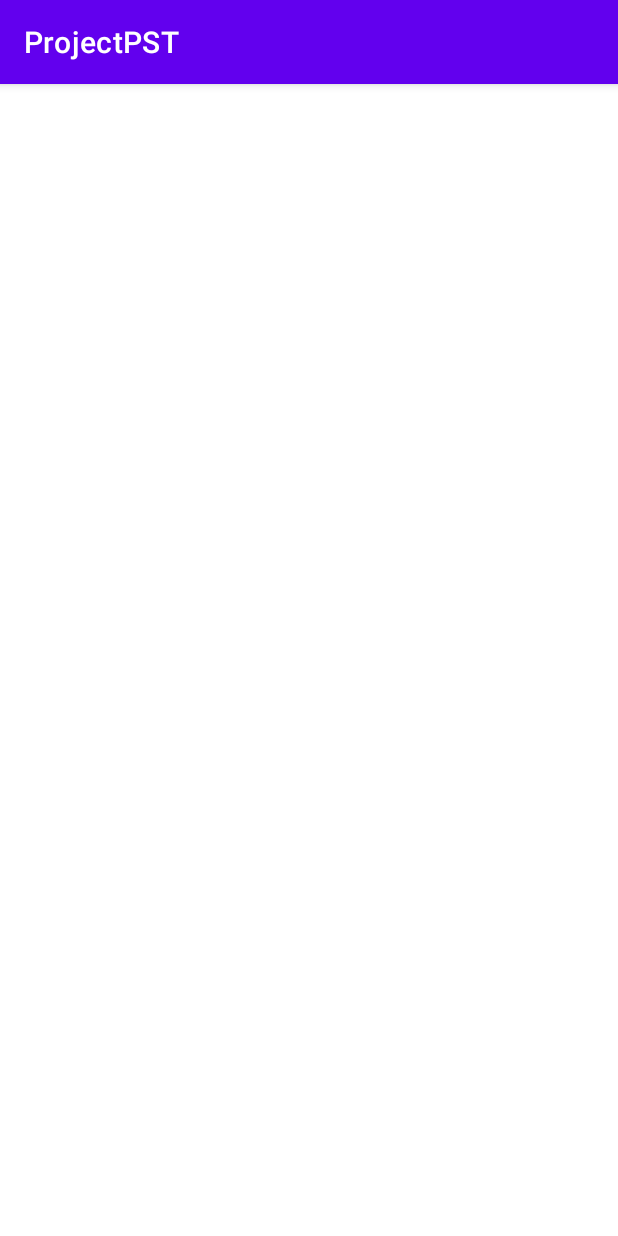
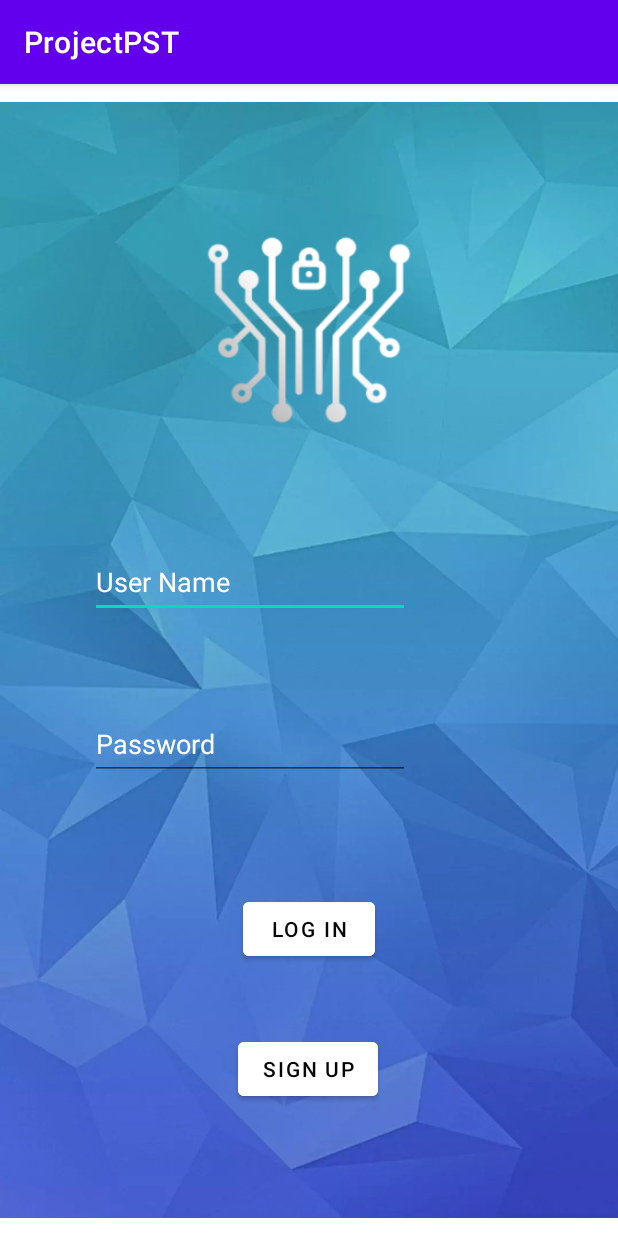
Before and after one commit to GingerGarcia/ProjectPST, an Android app: the Activity2 screen opened directly, with no data from a screen before it, on a phone screen of 412 x 824 dp. Run offline under Robolectric (Android 15) with nearby library versions, the phone set to English and light mode, and no system bars.

Commit message:
activity 2

```diff
--- a/app/src/main/res/layout/activity_2.xml
+++ b/app/src/main/res/layout/activity_2.xml
@@ -6,4 +6,83 @@
     android:layout_height="match_parent"
     tools:context=".Activity2">
 
+    <ImageView
+        android:id="@+id/imageView3"
+        android:layout_width="wrap_content"
+        android:layout_height="wrap_content"
+        app:layout_constraintBottom_toBottomOf="parent"
+        app:layout_constraintEnd_toEndOf="parent"
+        app:layout_constraintHorizontal_bias="0.0"
+        app:layout_constraintStart_toStartOf="parent"
+        app:layout_constraintTop_toTopOf="parent"
+        app:layout_constraintVertical_bias="0.0"
+        app:srcCompat="@drawable/rectangle1" />
+
+    <ImageView
+        android:id="@+id/imageView5"
+        android:layout_width="168dp"
+        android:layout_height="168dp"
+        android:layout_marginTop="80dp"
+        app:layout_constraintEnd_toEndOf="parent"
+        app:layout_constraintStart_toStartOf="parent"
+        app:layout_constraintTop_toTopOf="@+id/imageView3"
+        app:srcCompat="@drawable/logopantallas" />
+
+    <EditText
+        android:id="@+id/editTextTextPersonName"
+        android:layout_width="wrap_content"
+        android:layout_height="wrap_content"
+        android:layout_marginStart="60dp"
+        android:layout_marginTop="60dp"
+        android:ems="10"
+        android:hint="User Name"
+        android:inputType="textPersonName"
+        android:minHeight="48dp"
+        android:textColor="#FFFFFF"
+        android:textColorHint="#FFFFFF"
+        app:layout_constraintStart_toStartOf="parent"
+        app:layout_constraintTop_toBottomOf="@+id/imageView5" />
+
+    <EditText
+        android:id="@+id/editTextTextEmailAddress"
+        android:layout_width="wrap_content"
+        android:layout_height="wrap_content"
+        android:layout_marginStart="60dp"
+        android:layout_marginTop="60dp"
+        android:ems="10"
+        android:hint="Password"
+        android:inputType="textEmailAddress"
+        android:minHeight="48dp"
+        android:textColorHint="#FFFFFF"
+        app:layout_constraintStart_toStartOf="parent"
+        app:layout_constraintTop_toBottomOf="@+id/editTextTextPersonName" />
+
+    <Button
+        android:id="@+id/button2"
+        android:layout_width="wrap_content"
+        android:layout_height="wrap_content"
+        android:layout_marginTop="75dp"
+        android:backgroundTint="#FFFFFF"
+        android:text="LOG IN"
+        android:textColor="#070707"
+        app:layout_constraintEnd_toEndOf="parent"
+        app:layout_constraintStart_toStartOf="parent"
+        app:layout_constraintTop_toBottomOf="@+id/editTextTextEmailAddress" />
+
+    <Button
+        android:id="@+id/button3"
+        android:layout_width="wrap_content"
+        android:layout_height="wrap_content"
+        android:layout_marginTop="45dp"
+        android:backgroundTint="#FFFFFF"
+        android:text="sign up"
+        android:textColor="#040404"
+        app:iconTint="#020202"
+        app:layout_constraintBottom_toBottomOf="parent"
+        app:layout_constraintEnd_toEndOf="parent"
+        app:layout_constraintHorizontal_bias="0.498"
+        app:layout_constraintStart_toStartOf="parent"
+        app:layout_constraintTop_toBottomOf="@+id/button2"
+        app:layout_constraintVertical_bias="0.0" />
+
 </androidx.constraintlayout.widget.ConstraintLayout>
```
Also changed, not shown: app/src/main/res/drawable/logopantallas.png (added).
